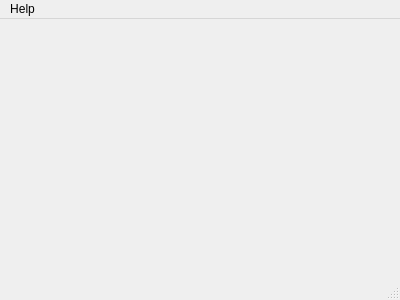
Before: the Qt Designer form Classes/oscloginwindow.ui in jjzhang166/MacOSC, drawn with Qt 5.
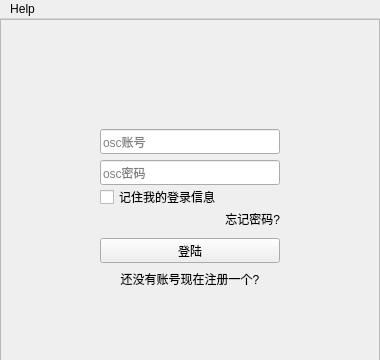
After: the same form once the commit is applied. Icons and pictures are not drawn.

Commit message: design login window

Diff of the .ui file:
```diff
--- a/Classes/oscloginwindow.ui
+++ b/Classes/oscloginwindow.ui
@@ -6,20 +6,255 @@
    <rect>
     <x>0</x>
     <y>0</y>
-    <width>400</width>
-    <height>300</height>
+    <width>380</width>
+    <height>360</height>
    </rect>
   </property>
+  <property name="minimumSize">
+   <size>
+    <width>380</width>
+    <height>360</height>
+   </size>
+  </property>
+  <property name="maximumSize">
+   <size>
+    <width>380</width>
+    <height>360</height>
+   </size>
+  </property>
   <property name="windowTitle">
    <string>OSCLoginWindow</string>
   </property>
-  <widget class="QWidget" name="centralWidget"/>
+  <property name="styleSheet">
+   <string notr="true"/>
+  </property>
+  <property name="unifiedTitleAndToolBarOnMac">
+   <bool>false</bool>
+  </property>
+  <widget class="QWidget" name="centralWidget">
+   <property name="minimumSize">
+    <size>
+     <width>380</width>
+     <height>360</height>
+    </size>
+   </property>
+   <property name="maximumSize">
+    <size>
+     <width>380</width>
+     <height>360</height>
+    </size>
+   </property>
+   <property name="styleSheet">
+    <string notr="true"/>
+   </property>
+   <widget class="QGraphicsView" name="loginwinbg">
+    <property name="enabled">
+     <bool>false</bool>
+    </property>
+    <property name="geometry">
+     <rect>
+      <x>0</x>
+      <y>0</y>
+      <width>380</width>
+      <height>360</height>
+     </rect>
+    </property>
+    <property name="minimumSize">
+     <size>
+      <width>380</width>
+      <height>360</height>
+     </size>
+    </property>
+    <property name="maximumSize">
+     <size>
+      <width>380</width>
+      <height>360</height>
+     </size>
+    </property>
+    <property name="styleSheet">
+     <string notr="true">background-image: url(:/login/Resouces/login-win-bg.png);</string>
+    </property>
+   </widget>
+   <widget class="QLineEdit" name="loginname">
+    <property name="geometry">
+     <rect>
+      <x>100</x>
+      <y>110</y>
+      <width>180</width>
+      <height>25</height>
+     </rect>
+    </property>
+    <property name="minimumSize">
+     <size>
+      <width>180</width>
+      <height>25</height>
+     </size>
+    </property>
+    <property name="maximumSize">
+     <size>
+      <width>180</width>
+      <height>25</height>
+     </size>
+    </property>
+    <property name="placeholderText">
+     <string>osc账号</string>
+    </property>
+   </widget>
+   <widget class="QLineEdit" name="password">
+    <property name="geometry">
+     <rect>
+      <x>100</x>
+      <y>141</y>
+      <width>180</width>
+      <height>25</height>
+     </rect>
+    </property>
+    <property name="minimumSize">
+     <size>
+      <width>180</width>
+      <height>25</height>
+     </size>
+    </property>
+    <property name="maximumSize">
+     <size>
+      <width>180</width>
+      <height>25</height>
+     </size>
+    </property>
+    <property name="echoMode">
+     <enum>QLineEdit::Password</enum>
+    </property>
+    <property name="placeholderText">
+     <string>osc密码</string>
+    </property>
+   </widget>
+   <widget class="QToolButton" name="loginButton">
+    <property name="geometry">
+     <rect>
+      <x>100</x>
+      <y>219</y>
+      <width>180</width>
+      <height>25</height>
+     </rect>
+    </property>
+    <property name="minimumSize">
+     <size>
+      <width>180</width>
+      <height>25</height>
+     </size>
+    </property>
+    <property name="maximumSize">
+     <size>
+      <width>180</width>
+      <height>25</height>
+     </size>
+    </property>
+    <property name="text">
+     <string>登陆</string>
+    </property>
+   </widget>
+   <widget class="QLabel" name="forgetPassword">
+    <property name="geometry">
+     <rect>
+      <x>100</x>
+      <y>190</y>
+      <width>180</width>
+      <height>20</height>
+     </rect>
+    </property>
+    <property name="minimumSize">
+     <size>
+      <width>180</width>
+      <height>0</height>
+     </size>
+    </property>
+    <property name="maximumSize">
+     <size>
+      <width>180</width>
+      <height>16777215</height>
+     </size>
+    </property>
+    <property name="text">
+     <string>忘记密码?</string>
+    </property>
+    <property name="alignment">
+     <set>Qt::AlignRight|Qt::AlignTrailing|Qt::AlignVCenter</set>
+    </property>
+   </widget>
+   <widget class="QCheckBox" name="rememberPassword">
+    <property name="geometry">
+     <rect>
+      <x>100</x>
+      <y>170</y>
+      <width>180</width>
+      <height>16</height>
+     </rect>
+    </property>
+    <property name="minimumSize">
+     <size>
+      <width>180</width>
+      <height>0</height>
+     </size>
+    </property>
+    <property name="maximumSize">
+     <size>
+      <width>180</width>
+      <height>16777215</height>
+     </size>
+    </property>
+    <property name="text">
+     <string>记住我的登录信息</string>
+    </property>
+   </widget>
+   <widget class="QLabel" name="registerButton">
+    <property name="geometry">
+     <rect>
+      <x>100</x>
+      <y>250</y>
+      <width>180</width>
+      <height>20</height>
+     </rect>
+    </property>
+    <property name="minimumSize">
+     <size>
+      <width>180</width>
+      <height>0</height>
+     </size>
+    </property>
+    <property name="maximumSize">
+     <size>
+      <width>180</width>
+      <height>16777215</height>
+     </size>
+    </property>
+    <property name="text">
+     <string>还没有账号现在注册一个?</string>
+    </property>
+    <property name="alignment">
+     <set>Qt::AlignCenter</set>
+    </property>
+   </widget>
+   <zorder>loginwinbg</zorder>
+   <zorder>loginname</zorder>
+   <zorder>password</zorder>
+   <zorder>checkBox</zorder>
+   <zorder>loginButton</zorder>
+   <zorder>label</zorder>
+   <zorder>registerButton</zorder>
+   <zorder>horizontalSpacer</zorder>
+   <zorder>horizontalSpacer_6</zorder>
+   <zorder>horizontalSpacer_7</zorder>
+   <zorder>verticalSpacer_2</zorder>
+   <zorder>forgetPassword</zorder>
+   <zorder>rememberPassword</zorder>
+   <zorder>registerButton</zorder>
+  </widget>
   <widget class="QMenuBar" name="menuBar">
    <property name="geometry">
     <rect>
      <x>0</x>
      <y>0</y>
-     <width>400</width>
+     <width>380</width>
      <height>22</height>
     </rect>
    </property>
@@ -32,7 +267,6 @@
    </widget>
    <addaction name="menuHelp"/>
   </widget>
-  <widget class="QStatusBar" name="statusBar"/>
   <action name="actionAbout">
    <property name="text">
     <string>About</string>
```
Left out of the diff: 2 changed lines with no effect on the pictures. The commit also changes 22 other files.
